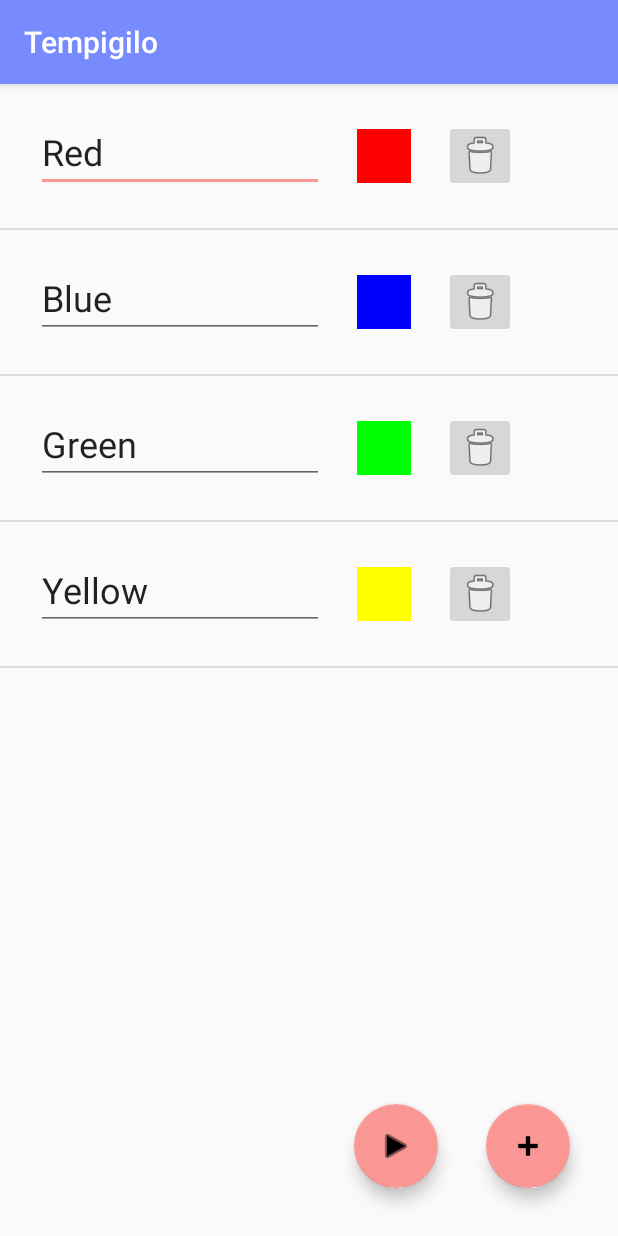
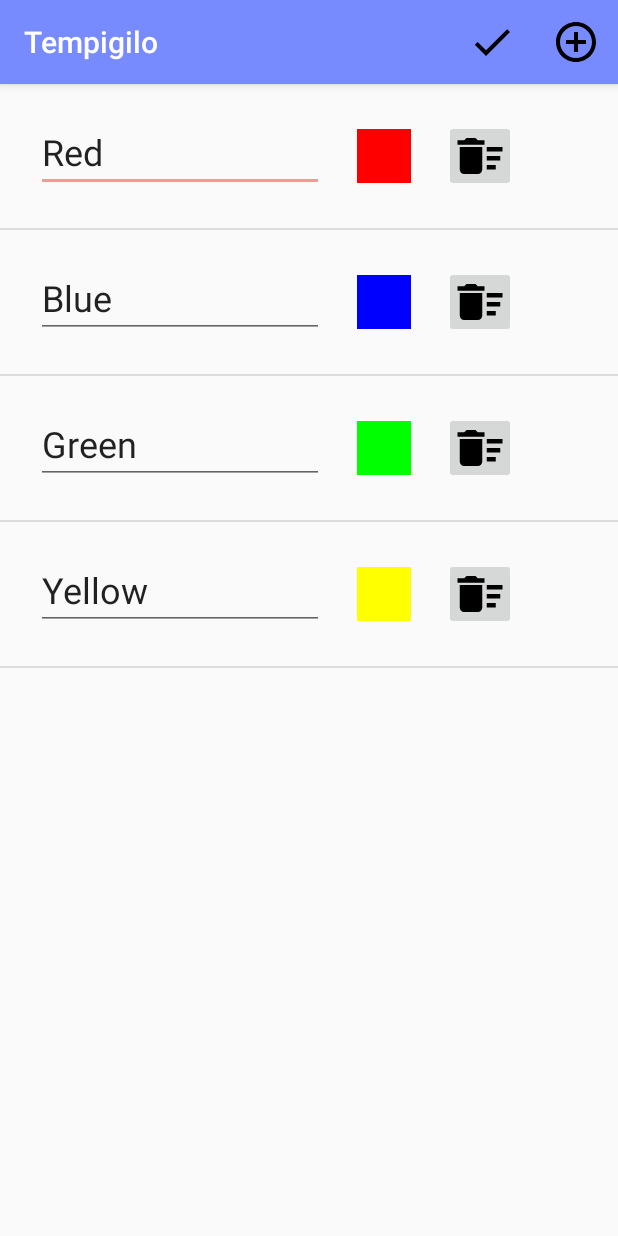
Before and after one commit to SanyaCat/Tempigilo, an Android app: the screen it shows after launch (StartActivity), on a phone screen of 412 x 824 dp. Run offline under Robolectric (Android 15) with nearby library versions, the phone set to English and light mode, and no system bars.

Commit message:
v1.0: release (better icons, add translation, add menu)

```diff
--- a/app/src/main/java/by/radiant_ronin/tempigilo/ChooseTimeDialogFragment.kt
+++ b/app/src/main/java/by/radiant_ronin/tempigilo/ChooseTimeDialogFragment.kt
@@ -11,7 +11,7 @@ class ChooseTimeDialogFragment : DialogFragment() {
 
         return activity?.let {
             val builder = AlertDialog.Builder(it)
-            builder.setTitle("Choose time (seconds)")
+            builder.setTitle(R.string.choose_time)
                 .setItems(catNames) { _, which ->
                     MainActivity.startTime = catNames[which].toLong() * 1000
 
--- a/app/src/main/java/by/radiant_ronin/tempigilo/StartActivity.kt
+++ b/app/src/main/java/by/radiant_ronin/tempigilo/StartActivity.kt
@@ -3,9 +3,7 @@ package by.radiant_ronin.tempigilo
 import android.os.Bundle
 import android.text.Editable
 import android.text.TextWatcher
-import android.view.LayoutInflater
-import android.view.View
-import android.view.ViewGroup
+import android.view.*
 import android.widget.EditText
 import android.widget.ImageView
 import android.widget.Toast
@@ -14,8 +12,8 @@ import androidx.recyclerview.widget.DividerItemDecoration
 import androidx.recyclerview.widget.ItemTouchHelper
 import androidx.recyclerview.widget.LinearLayoutManager
 import androidx.recyclerview.widget.RecyclerView
-import com.google.android.material.floatingactionbutton.FloatingActionButton
 import kotlinx.android.synthetic.main.item_player.view.*
+
 
 class StartActivity : AppCompatActivity() {
 
@@ -24,8 +22,8 @@ class StartActivity : AppCompatActivity() {
     }
 
     private lateinit var rvPlayers: RecyclerView
-    private lateinit var fabAddPlayer: FloatingActionButton
-    private lateinit var fabBegin: FloatingActionButton
+//    private lateinit var fabAddPlayer: FloatingActionButton
+//    private lateinit var fabBegin: FloatingActionButton
 
     override fun onCreate(savedInstanceState: Bundle?) {
         super.onCreate(savedInstanceState)
@@ -33,26 +31,26 @@ class StartActivity : AppCompatActivity() {
 
         context = this
 
-        val player1 = Player(MainActivity.startTime, MainActivity.colors[0], "Red")
-        val player2 = Player(MainActivity.startTime, MainActivity.colors[1], "Blue")
-        val player3 = Player(MainActivity.startTime, MainActivity.colors[2], "Green")
-        val player4 = Player(MainActivity.startTime, MainActivity.colors[3], "Yellow")
+        val player1 = Player(MainActivity.startTime, MainActivity.colors[0], getString(R.string.red))
+        val player2 = Player(MainActivity.startTime, MainActivity.colors[1], getString(R.string.blue))
+        val player3 = Player(MainActivity.startTime, MainActivity.colors[2], getString(R.string.green))
+        val player4 = Player(MainActivity.startTime, MainActivity.colors[3], getString(R.string.yellow))
         MainActivity.players = arrayListOf(player1, player2, player3, player4)
         MainActivity.reservedColors = mutableSetOf(MainActivity.colors[0], MainActivity.colors[1],
             MainActivity.colors[2], MainActivity.colors[3])
 
         rvPlayers = findViewById(R.id.rv_players)
-        fabAddPlayer = findViewById(R.id.fab_add_player)
-        fabBegin = findViewById(R.id.fab_begin)
+//        fabAddPlayer = findViewById(R.id.fab_add_player)
+//        fabBegin = findViewById(R.id.fab_begin)
 
-        fabAddPlayer.setOnClickListener {
-            addPlayer()
-        }
-        fabBegin.setOnClickListener {
-            val chooseTimeDialogFragment = ChooseTimeDialogFragment()
-            val manager = supportFragmentManager
-            chooseTimeDialogFragment.show(manager, "chooseTimeDialog")
-        }
+//        fabAddPlayer.setOnClickListener {
+//            addPlayer()
+//        }
+//        fabBegin.setOnClickListener {
+//            val chooseTimeDialogFragment = ChooseTimeDialogFragment()
+//            val manager = supportFragmentManager
+//            chooseTimeDialogFragment.show(manager, "chooseTimeDialog")
+//        }
 
         val adapter = PlayerListAdapter(MainActivity.players)
         adapter.setOnItemClickListener {
@@ -74,6 +72,28 @@ class StartActivity : AppCompatActivity() {
         helper.attachToRecyclerView(rvPlayers)
     }
 
+    override fun onCreateOptionsMenu(menu: Menu?): Boolean {
+        val inflater = menuInflater
+        inflater.inflate(R.menu.menu_main, menu)
+        return super.onCreateOptionsMenu(menu)
+    }
+
+    override fun onOptionsItemSelected(item: MenuItem): Boolean {
+        return when (item.itemId) {
+            R.id.menu_item_add_player -> {
+                addPlayer()
+                true
+            }
+            R.id.menu_item_new_game -> {
+                val chooseTimeDialogFragment = ChooseTimeDialogFragment()
+                val manager = supportFragmentManager
+                chooseTimeDialogFragment.show(manager, "chooseTimeDialog")
+                true
+            }
+            else -> super.onOptionsItemSelected(item)
+        }
+    }
+
     override fun onResume() {
         super.onResume()
 
@@ -89,7 +109,7 @@ class StartActivity : AppCompatActivity() {
     private fun addPlayer() {
         if (MainActivity.players.size == 6) {
             // if Maximum players
-            Toast.makeText(this, "Maximum players reached!", Toast.LENGTH_SHORT).show()
+            Toast.makeText(this, getString(R.string.maximum_players), Toast.LENGTH_SHORT).show()
             return
         }
 
@@ -102,12 +122,12 @@ class StartActivity : AppCompatActivity() {
             }
         }
         val name = when (color) {
-            MainActivity.colors[0] -> "Red"
-            MainActivity.colors[1] -> "Blue"
-            MainActivity.colors[2] -> "Green"
-            MainActivity.colors[3] -> "Yellow"
-            MainActivity.colors[4] -> "Cyan"
-            MainActivity.colors[5] -> "Magenta"
+            MainActivity.colors[0] -> getString(R.string.red)
+            MainActivity.colors[1] -> getString(R.string.blue)
+            MainActivity.colors[2] -> getString(R.string.green)
+            MainActivity.colors[3] -> getString(R.string.yellow)
+            MainActivity.colors[4] -> getString(R.string.cyan)
+            MainActivity.colors[5] -> getString(R.string.magenta)
             else -> "Gray"
         }
         val position = MainActivity.players.size
@@ -120,7 +140,7 @@ class StartActivity : AppCompatActivity() {
 
     private fun removePlayer(player: Player) {
         if (MainActivity.players.size <= 2) {
-            Toast.makeText(this, "Minimum players reached!", Toast.LENGTH_SHORT).show()
+            Toast.makeText(this, getString(R.string.minimum_players), Toast.LENGTH_SHORT).show()
             return
         }
 
--- /dev/null
+++ b/app/src/main/res/drawable/ic_add.xml
@@ -0,0 +1,9 @@
+<vector xmlns:android="http://schemas.android.com/apk/res/android"
+    android:width="36dp"
+    android:height="36dp"
+    android:viewportWidth="24"
+    android:viewportHeight="24">
+  <path
+      android:fillColor="#FF000000"
+      android:pathData="M13,7h-2v4L7,11v2h4v4h2v-4h4v-2h-4L13,7zM12,2C6.48,2 2,6.48 2,12s4.48,10 10,10 10,-4.48 10,-10S17.52,2 12,2zM12,20c-4.41,0 -8,-3.59 -8,-8s3.59,-8 8,-8 8,3.59 8,8 -3.59,8 -8,8z"/>
+</vector>
--- /dev/null
+++ b/app/src/main/res/drawable/ic_check.xml
@@ -0,0 +1,9 @@
+<vector xmlns:android="http://schemas.android.com/apk/res/android"
+    android:width="36dp"
+    android:height="36dp"
+    android:viewportWidth="24"
+    android:viewportHeight="24">
+  <path
+      android:fillColor="#FF000000"
+      android:pathData="M9,16.17L4.83,12l-1.42,1.41L9,19 21,7l-1.41,-1.41z"/>
+</vector>
--- /dev/null
+++ b/app/src/main/res/drawable/ic_delete.xml
@@ -0,0 +1,9 @@
+<vector xmlns:android="http://schemas.android.com/apk/res/android"
+    android:width="36dp"
+    android:height="36dp"
+    android:viewportWidth="24"
+    android:viewportHeight="24">
+  <path
+      android:fillColor="#FF000000"
+      android:pathData="M15,16h4v2h-4zM15,8h7v2h-7zM15,12h6v2h-6zM3,18c0,1.1 0.9,2 2,2h6c1.1,0 2,-0.9 2,-2L13,8L3,8v10zM14,5h-3l-1,-1L6,4L5,5L2,5v2h12z"/>
+</vector>
--- /dev/null
+++ b/app/src/main/res/drawable/ic_pause.xml
@@ -0,0 +1,9 @@
+<vector xmlns:android="http://schemas.android.com/apk/res/android"
+    android:width="72dp"
+    android:height="72dp"
+    android:viewportWidth="24"
+    android:viewportHeight="24">
+  <path
+      android:fillColor="#FF000000"
+      android:pathData="M6,19h4L10,5L6,5v14zM14,5v14h4L18,5h-4z"/>
+</vector>
--- /dev/null
+++ b/app/src/main/res/drawable/ic_start.xml
@@ -0,0 +1,9 @@
+<vector xmlns:android="http://schemas.android.com/apk/res/android"
+    android:width="72dp"
+    android:height="72dp"
+    android:viewportWidth="24"
+    android:viewportHeight="24">
+  <path
+      android:fillColor="#FF000000"
+      android:pathData="M8,5v14l11,-7z"/>
+</vector>
--- a/app/src/main/res/layout/activity_start.xml
+++ b/app/src/main/res/layout/activity_start.xml
@@ -16,6 +16,7 @@
         app:layout_constraintEnd_toEndOf="parent"
         tools:listitem="@layout/item_player"/>
 
+    <!--
     <com.google.android.material.floatingactionbutton.FloatingActionButton
         android:id="@+id/fab_add_player"
         android:layout_width="wrap_content"
@@ -37,6 +38,7 @@
         android:tint="#000000"
         app:layout_constraintBottom_toBottomOf="parent"
         app:layout_constraintEnd_toStartOf="@id/fab_add_player" />
+    -->
 
 
 </androidx.constraintlayout.widget.ConstraintLayout>
--- a/app/src/main/res/layout/item_player.xml
+++ b/app/src/main/res/layout/item_player.xml
@@ -13,10 +13,10 @@
         android:layout_margin="8dp"
         android:textSize="24sp"
         android:maxLength="12"
-        android:hint="@string/name"
+        android:hint="@string/player_name"
         tools:text="Red"
         android:inputType="text"
-        android:autofillHints="@string/name" />
+        android:autofillHints="@string/player_name" />
 
     <ImageView
         android:id="@+id/img_player_color"
@@ -24,14 +24,14 @@
         android:layout_height="36dp"
         android:layout_margin="14dp"
         tools:foreground="#FF0000"
-        android:contentDescription="@string/color" />
+        android:contentDescription="@string/player_color" />
 
     <ImageButton
         android:id="@+id/btn_player_remove"
         android:layout_width="48dp"
         android:layout_height="48dp"
         android:layout_margin="8dp"
-        android:src="@android:drawable/ic_menu_delete"
-        android:contentDescription="@string/remove" />
+        android:contentDescription="@string/remove_player"
+        android:src="@drawable/ic_delete" />
 
 </LinearLayout>
--- /dev/null
+++ b/app/src/main/res/menu/menu_main.xml
@@ -0,0 +1,21 @@
+<?xml version="1.0" encoding="utf-8"?>
+<menu
+    xmlns:android="http://schemas.android.com/apk/res/android"
+    xmlns:tools="http://schemas.android.com/tools"
+    xmlns:app="http://schemas.android.com/apk/res-auto"
+    android:layout_width="match_parent"
+    android:layout_height="match_parent"
+    tools:context=".MainActivity">
+
+    <item
+        android:id="@+id/menu_item_new_game"
+        android:title="@string/new_game"
+        android:icon="@drawable/ic_check"
+        app:showAsAction="ifRoom"/>
+
+    <item
+        android:id="@+id/menu_item_add_player"
+        android:title="@string/add_player"
+        android:icon="@drawable/ic_add"
+        app:showAsAction="always"/>
+</menu>
--- a/app/src/main/res/values/strings.xml
+++ b/app/src/main/res/values/strings.xml
@@ -1,10 +1,22 @@
 <resources>
-    <string name="app_name">Tempigilo</string>
-    <string name="time_default">30:00</string>
-    <string name="tap">TAP</string>
+    <string name="app_name" translatable="false">Tempigilo</string>
+    <string name="time_default" translatable="false">30:00</string>
     <string name="next_player">Next Player</string>
     <string name="pause_timer">Pause Timer</string>
-    <string name="name">Name</string>
-    <string name="color">Color</string>
-    <string name="remove">Remove</string>
+    <string name="player_name">Name</string>
+    <string name="player_color">Player Color</string>
+    <string name="add_player">Add Player</string>
+    <string name="remove_player">Remove Player</string>
+    <string name="new_game">New Game</string>
+    <string name="choose_time">Choose time (seconds)</string>
+    <string name="minimum_players">Minimum players reached!</string>
+    <string name="maximum_players">Maximum players reached!</string>
+    <string name="wins">wins!</string>
+    <string name="loses">loses!</string>
+    <string name="red">Red</string>
+    <string name="blue">Blue</string>
+    <string name="green">Green</string>
+    <string name="yellow">Yellow</string>
+    <string name="cyan">Cyan</string>
+    <string name="magenta">Magenta</string>
 </resources>
```
Also changed, not shown: app/src/main/java/by/radiant_ronin/tempigilo/MainActivity.kt (+4 -4 lines), app/src/main/res/drawable/ic_next.xml (added, +9 -0 lines), app/src/main/res/layout/activity_main.xml (+10 -8 lines), 1 other file.
